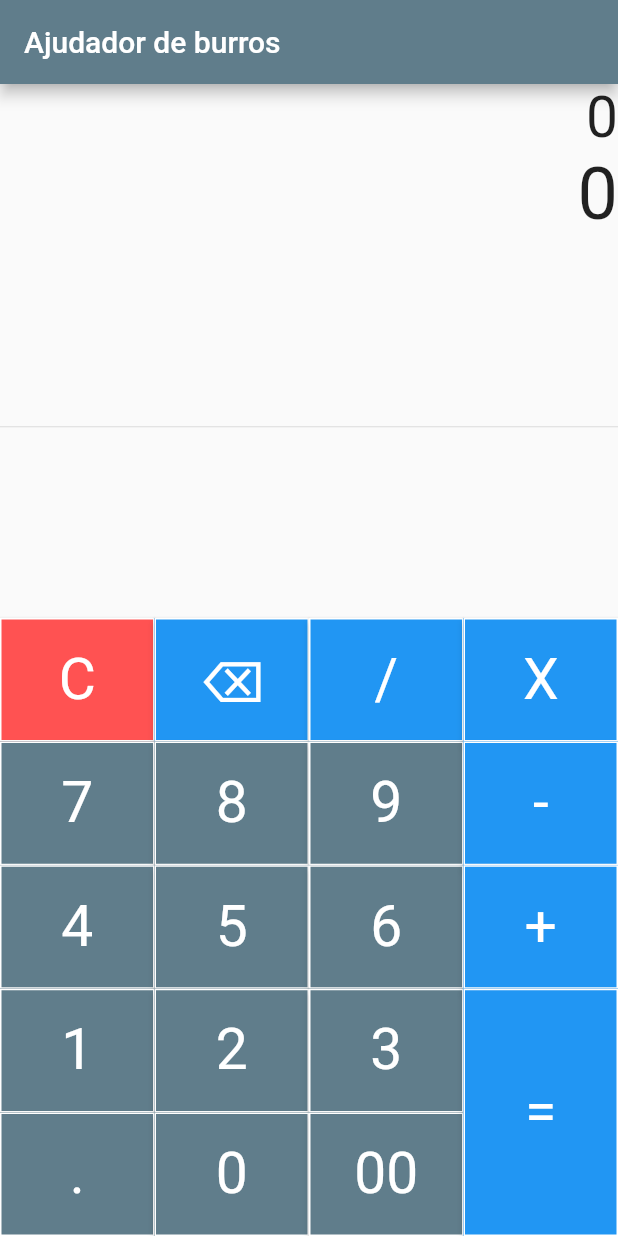
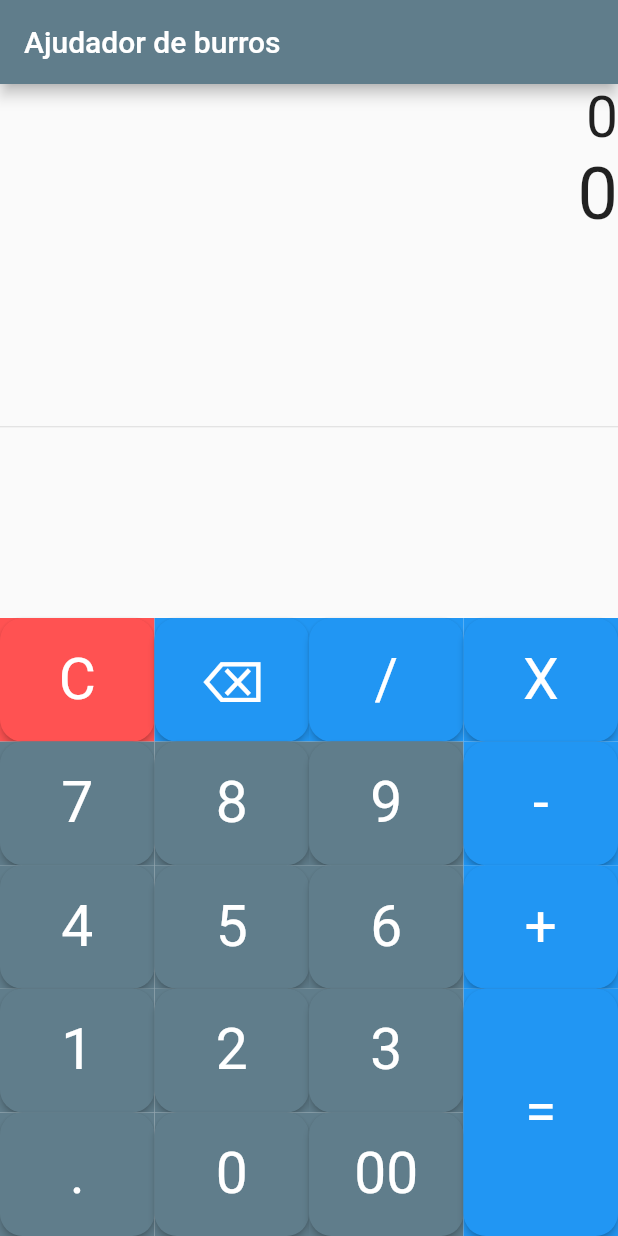
Before and after one commit to PedroDylan/Calculator_flutter, a Flutter app: the screen it shows after launch, on a phone screen of 412 x 824 dp. Run offline on Flutter 3.47's test engine with Material 2 defaults, Android fonts, the phone set to English and light mode, and no system bars; our stand-ins replace math_expressions.

Commit message:
improving button formats

```diff
--- a/lib/main.dart
+++ b/lib/main.dart
@@ -83,11 +83,12 @@ class _SimpleCalculatorState extends State<SimpleCalculator> {
       child: ElevatedButton(
         onPressed: () => buttonPressed(buttonText),
         style: ElevatedButton.styleFrom(
-            backgroundColor: buttoncolor,
-            shape: RoundedRectangleBorder(
-                borderRadius: BorderRadius.circular(0),
-                side: const BorderSide(
-                    color: Colors.white, width: 1, style: BorderStyle.solid))),
+          backgroundColor: buttoncolor,
+          fixedSize: const Size(50, 50),
+          shape: RoundedRectangleBorder(
+            borderRadius: BorderRadius.circular(15.0),
+          ),
+        ),
         child: Text(
           buttonText,
           style: const TextStyle(
```
